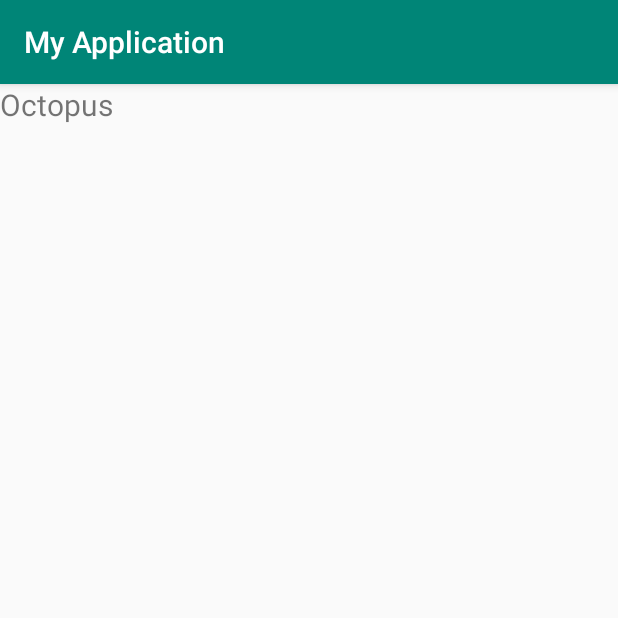
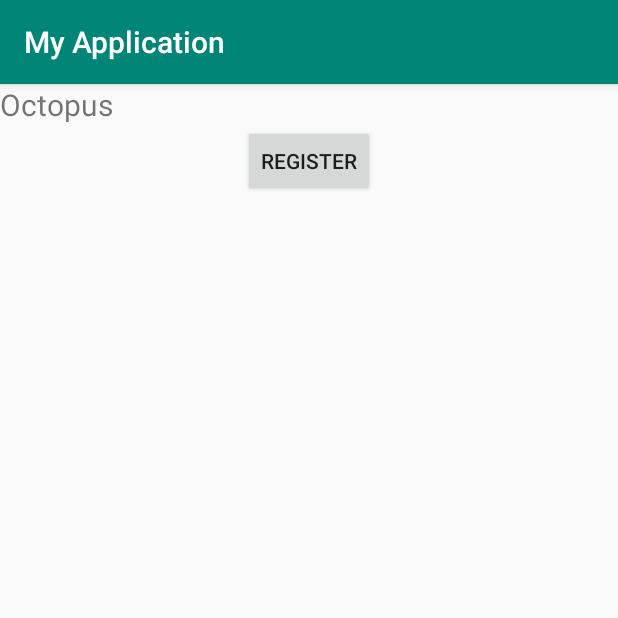
Before and after one commit to sesiliafenina/singup, an Android app: the screen it shows after launch (DetailsActivity), after a tap on "Octopus", on a phone screen of 412 x 824 dp, the top half of it. Run offline under Robolectric (Android 15) with nearby library versions, the light colour scheme and no system bars.

Commit message:
added register function

```diff
--- a/app/src/main/java/com/example/myapplication/MainActivity.java
+++ b/app/src/main/java/com/example/myapplication/MainActivity.java
@@ -9,8 +9,6 @@ package com.example.myapplication;
 import android.content.Intent;
 import android.view.View;
 import android.widget.AdapterView;
-import android.widget.Button;
-import android.widget.ImageView;
 import android.widget.ListView;
 import androidx.appcompat.app.AppCompatActivity;
 import android.os.Bundle;
@@ -53,6 +51,7 @@ public class MainActivity extends AppCompatActivity {
         super.onCreate(savedInstanceState);
         setContentView(R.layout.eventslist);
 
+        // have to get lists of name and info of events here
         CustomListAdapter listAdapter = new CustomListAdapter(this, nameArray, infoArray);
 
         listView = findViewById(R.id.listviewID);
@@ -70,8 +69,4 @@ public class MainActivity extends AppCompatActivity {
         });
 
     }
-
-    public void goToEvent(android.view.View v){
-
-    }
 }
--- a/app/src/main/res/layout/activity_details.xml
+++ b/app/src/main/res/layout/activity_details.xml
@@ -16,4 +16,13 @@
             android:layout_width="match_parent"
             android:layout_height="wrap_content"
             android:id="@+id/eventDetails"/>
+    <Button
+            android:id="@+id/registerButton"
+            android:text="Register"
+            app:layout_constraintStart_toStartOf="parent"
+            app:layout_constraintEnd_toEndOf="parent"
+            app:layout_constraintTop_toBottomOf="@id/eventDetails"
+            android:onClick="registerPerson"
+            android:layout_width="wrap_content"
+            android:layout_height="wrap_content"/>
 </androidx.constraintlayout.widget.ConstraintLayout>
```
Also changed, not shown: app/src/main/java/com/example/myapplication/register.java (added, +27 -0 lines), app/src/main/res/layout/register.xml (added, +20 -0 lines).
